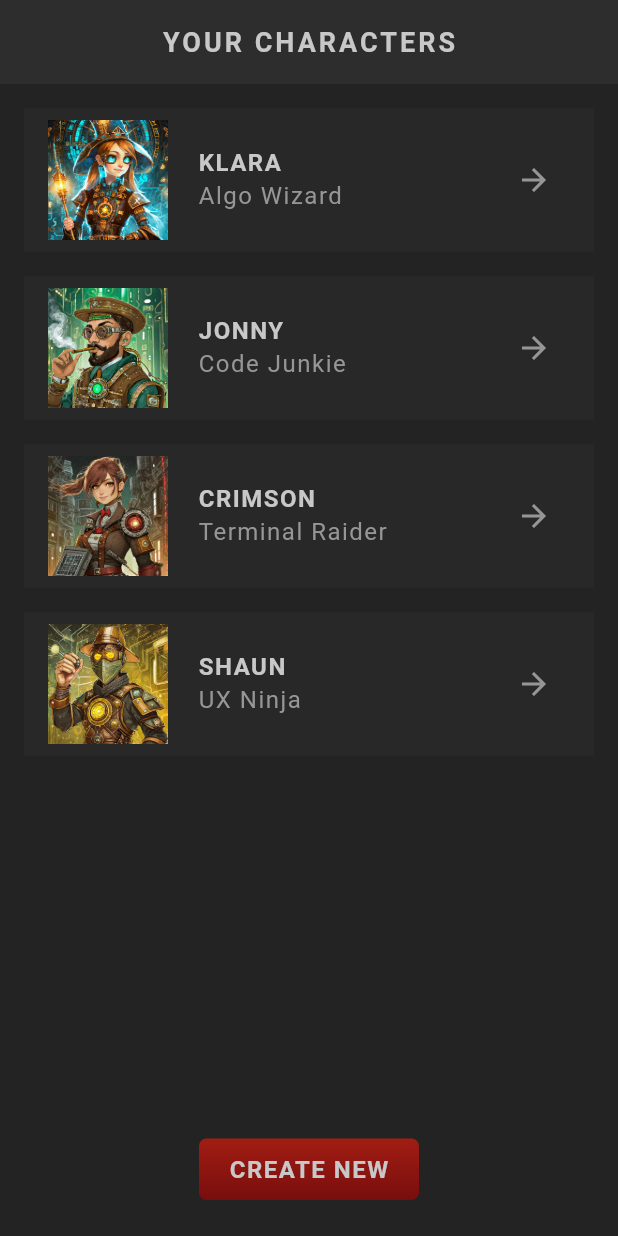
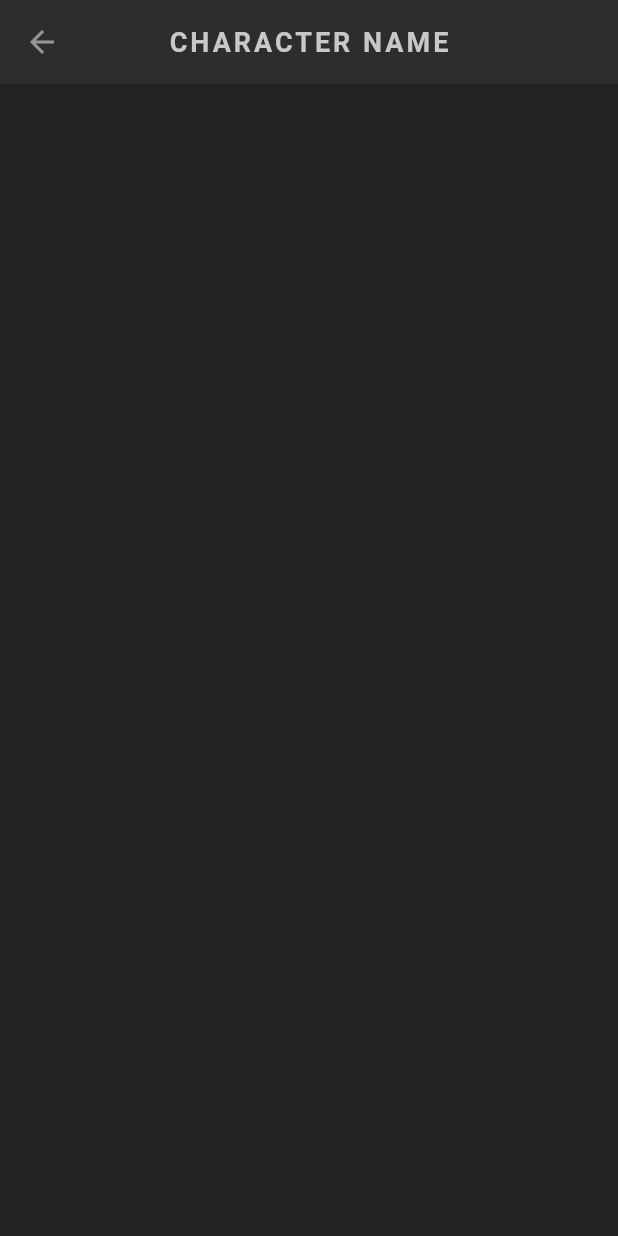
Before and after one commit to iamshaunjp/flutter-masterclass, a Flutter app: the screen it shows after launch, after a tap on the "arrow forward" icon, on a phone screen of 412 x 824 dp. Run offline on Flutter 3.47's test engine with Material 3 defaults, Android fonts, the phone set to English and light mode, and no system bars; our stand-ins replace google_fonts; Roboto replaces fonts that are missing (Kanit).

Commit message:
lesson-50

```diff
--- a/lib/screens/create/create.dart
+++ b/lib/screens/create/create.dart
@@ -50,7 +50,9 @@ class _CreateState extends State<Create> {
           content: const StyledText('Every good RPG character needs a great name...'),
           actions: [
             StyledButton(
-              onPressed: () => Navigator.pop(ctx),
+              onPressed: () {
+                Navigator.pop(ctx);
+              },
               child: const StyledHeading('Close'),
             ),
           ],
--- a/lib/screens/home/character_card.dart
+++ b/lib/screens/home/character_card.dart
@@ -1,5 +1,6 @@
 import 'package:flutter/material.dart';
 import 'package:flutter_masterclass/models/character.dart';
+import 'package:flutter_masterclass/screens/profile/profile.dart';
 import 'package:flutter_masterclass/shared/styled_text.dart';
 import 'package:flutter_masterclass/theme.dart';
 
@@ -35,7 +36,9 @@ class CharacterCard extends StatelessWidget {
 
             IconButton(
               onPressed: () {
-                // navigate to character profile screen
+                Navigator.push(context, MaterialPageRoute(
+                  builder: (ctx) => const Profile()
+                ));
               },
               icon: Icon(Icons.arrow_forward, color: AppColors.textColor)
             ),
--- /dev/null
+++ b/lib/screens/profile/profile.dart
@@ -0,0 +1,34 @@
+import 'package:flutter/material.dart';
+import 'package:flutter_masterclass/shared/styled_text.dart';
+
+class Profile extends StatelessWidget {
+  const Profile({super.key});
+
+  @override
+  Widget build(BuildContext context) {
+    return Scaffold(
+      appBar: AppBar(
+        title: const StyledTitle('character name')
+      ),
+      body: const SingleChildScrollView(
+        child: Column(
+          crossAxisAlignment: CrossAxisAlignment.center,
+          children: [
+
+            // basic info - image, vocation, description
+
+
+            // weapon and ability
+
+
+            // stats & skills
+
+
+            // save button
+
+          ],
+        ),
+      ),
+    );
+  }
+}
```
